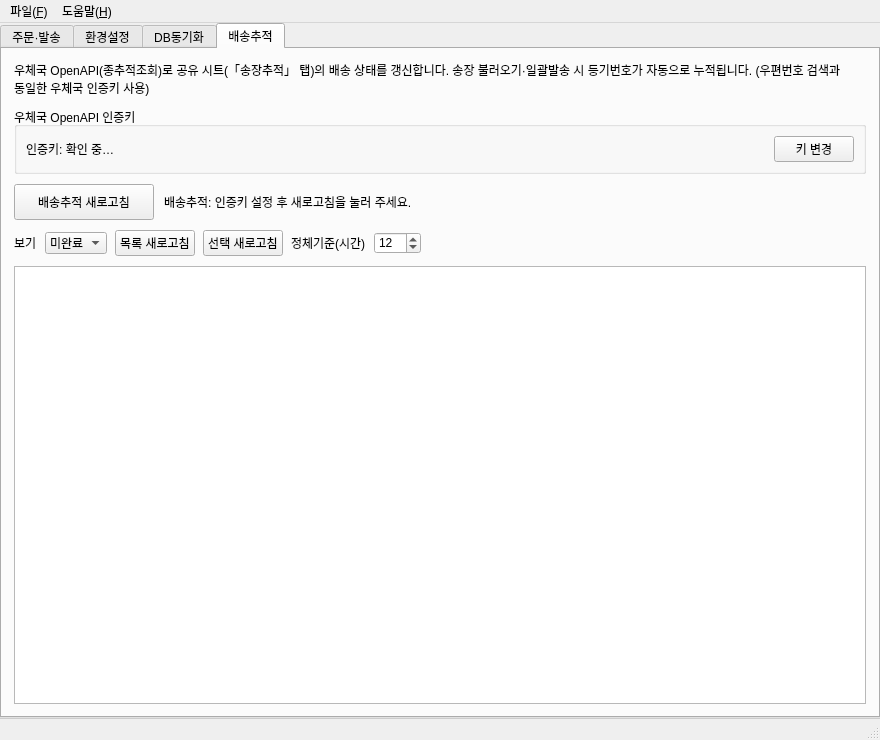
Qt form ui/main_window.ui (Peanut0711/easy-fulfill) before a commit.
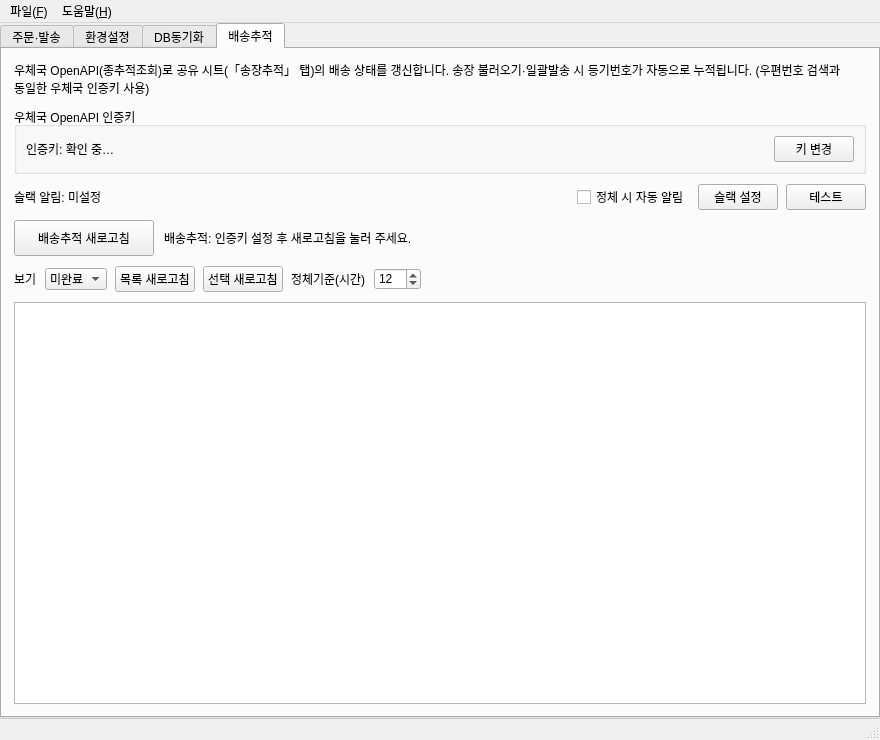
The same form after that commit. The open tabs and pages were chosen to show the change.

Commit message:
feat: 정체 건 슬랙 알림(step 3) + 슬랙 설정/테스트
- slack_notify.py 신설: Incoming Webhook으로 메시지 POST
- 배송추적 탭에 슬랙 행 추가: 상태 표시 + 「슬랙 설정」(웹훅 URL 입력,
  공유 「설정」 탭 slack_webhook_url에 저장·전원 적용) + 「테스트」 + 「정체 시 자동 알림」 체크
- 전체 새로고침 직후 자동알림 ON·정체 건 있으면 슬랙으로 요약 푸시
  (등기번호/수취인/상태, 상위 20건)
- 공유 설정 read/write를 dict 기반으로 일반화(regkey+slack 공용)

The edit to the form file:
```diff
--- a/ui/main_window.ui
+++ b/ui/main_window.ui
@@ -1364,6 +1364,56 @@
           </layout>
          </widget>
         </item>
+        <item>
+         <layout class="QHBoxLayout" name="horizontalLayout_slack_row">
+          <property name="spacing">
+           <number>8</number>
+          </property>
+          <item>
+           <widget class="QLabel" name="label_slack_status">
+            <property name="sizePolicy">
+             <sizepolicy hsizetype="Expanding" vsizetype="Preferred">
+              <horstretch>1</horstretch>
+              <verstretch>0</verstretch>
+             </sizepolicy>
+            </property>
+            <property name="text">
+             <string>슬랙 알림: 미설정</string>
+            </property>
+           </widget>
+          </item>
+          <item>
+           <widget class="QCheckBox" name="checkBox_slack_auto">
+            <property name="text">
+             <string>정체 시 자동 알림</string>
+            </property>
+            <property name="toolTip">
+             <string>전체 새로고침 후 정체 건이 있으면 슬랙 채널로 자동 알림을 보냅니다.</string>
+            </property>
+           </widget>
+          </item>
+          <item>
+           <widget class="QPushButton" name="pushButton_slack_config">
+            <property name="text">
+             <string>슬랙 설정</string>
+            </property>
+            <property name="toolTip">
+             <string>슬랙 Incoming Webhook URL을 등록합니다(공유 시트에 저장 · 전원 적용).</string>
+            </property>
+           </widget>
+          </item>
+          <item>
+           <widget class="QPushButton" name="pushButton_slack_test">
+            <property name="text">
+             <string>테스트</string>
+            </property>
+            <property name="toolTip">
+             <string>설정한 슬랙 채널로 테스트 메시지를 보냅니다.</string>
+            </property>
+           </widget>
+          </item>
+         </layout>
+        </item>
         <item>
          <layout class="QHBoxLayout" name="horizontalLayout_tracking_actions">
           <property name="spacing">
```
The commit also changes 2 other files.
